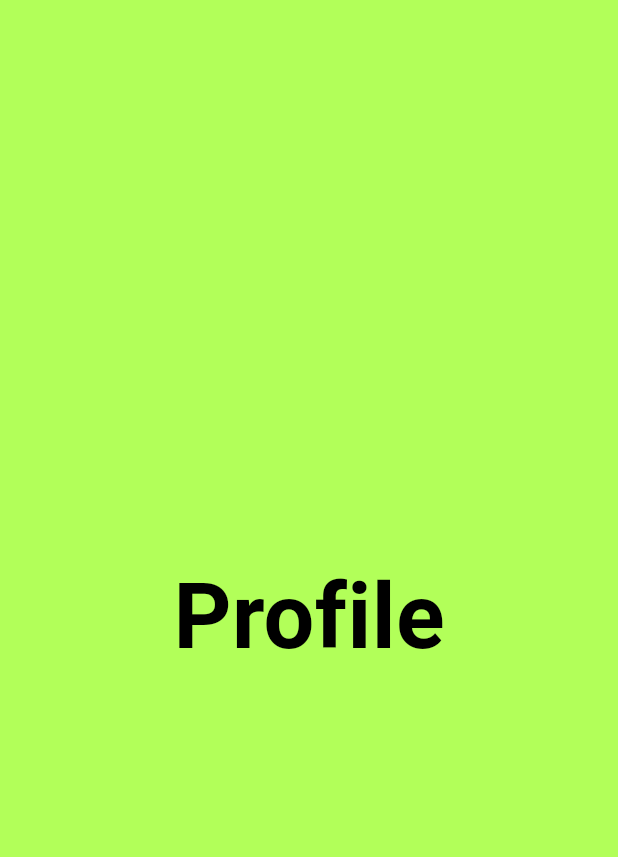
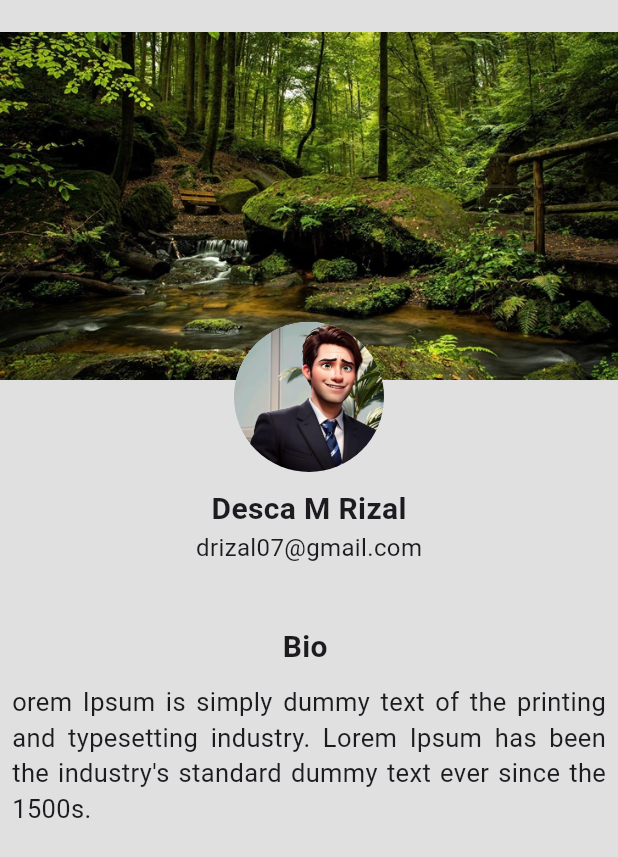
Before and after one commit to DescaMr/tubesmobile-project-baru, a Flutter app: the ProfilePage screen opened directly, on a phone screen of 412 x 824 dp. Shown: the top 857 px of the screen. Run offline on Flutter 3.47's test engine with Material 3 defaults, Android fonts, the phone set to English and light mode, and no system bars; our stand-ins replace animated_splash_screen, curved_navigation_bar, font_awesome_flutter.

Commit message:
add profile page & change drawer list tile

```diff
--- a/lib/components/drawer.dart
+++ b/lib/components/drawer.dart
@@ -35,26 +35,20 @@ class MyDrawer extends StatelessWidget {
 
           // list tile
           ListTile(
-            leading: const Icon(Icons.person, color: Colors.blue,),
-            title: const Text('P R O F I L E', style: TextStyle(color: Colors.blue)),
+            leading: const Icon(Icons.people, color: Colors.blue,),
+            title: const Text('A B O U T  U S', style: TextStyle(color: Colors.blue)),
             onTap: () {
             Navigator.pop(context);
             },
           ),
           ListTile(
-            leading: const Icon(Icons.home, color: Colors.blue,),
-            title: const Text('H O M E', style: TextStyle(color: Colors.blue)),
+            leading: const Icon(Icons.logout_outlined, color: Colors.blue,),
+            title: const Text('L O G  O U T', style: TextStyle(color: Colors.blue)),
             onTap: () {
             Navigator.pop(context);
             },
           ),
-          ListTile(
-            leading: const Icon(Icons.location_on, color: Colors.blue,),
-            title: const Text('L O C A T I O N', style: TextStyle(color: Colors.blue)),
-            onTap: () {
-            Navigator.pop(context);
-            },
-          ),
+
 
         ],
       ),
--- a/lib/pages/profile_page.dart
+++ b/lib/pages/profile_page.dart
@@ -1,20 +1,73 @@
 import 'package:flutter/material.dart';
+import 'package:font_awesome_flutter/font_awesome_flutter.dart';
 
 class ProfilePage extends StatelessWidget {
   const ProfilePage({super.key});
 
   @override
   Widget build(BuildContext context) {
-    return const Scaffold(
-      backgroundColor: Colors.lightGreenAccent,
-      body: Center(
-        child: Text(
-          "Profile",
-          style: TextStyle(
-              fontWeight: FontWeight.bold, fontSize: 60, color: Colors.black),
+    final h = MediaQuery.of(context).size.height;
+    return Scaffold(
+      backgroundColor: Colors.grey[300],
+        body: Column(
+      mainAxisAlignment: MainAxisAlignment.start,
+      crossAxisAlignment: CrossAxisAlignment.start,
+      children: [
+        Stack(
+          clipBehavior: Clip.none,
+          alignment: Alignment.center,
+          children: [
+            Image.asset(
+              "images/back.jpg",
+              height: h / 3,
+            ),
+            const Positioned(
+              bottom: -40,
+              child: CircleAvatar(
+                radius: 50,
+                backgroundImage: AssetImage(
+                    "images/profile.jpg"),
+              ),
+            ),
+          ],
         ),
-      ),
-      // bottomNavigationBar: CurveBar(),
-    );
+        const SizedBox(
+          height: 50,
+        ),
+        const Center(
+          child: Column(
+            children: [
+              Text(
+                "Desca M Rizal",
+                style: TextStyle(fontWeight: FontWeight.bold, fontSize: 20),
+              ),
+              Text(
+                "drizal07@gmail.com",
+                style: TextStyle(fontSize: 16),
+              ),
+            ],
+          ),
+        ),
+        const SizedBox(
+          height: 30,
+        ),
+        const Padding(
+          padding: EdgeInsets.all(10.0),
+          child: Center(
+            child: Text(
+            "Bio ",
+            style: TextStyle(fontWeight: FontWeight.bold, fontSize: 20),
+          ),
+          ),
+        ),
+        const Padding(
+          padding: EdgeInsets.symmetric(horizontal: 8.0),
+          child: Text(
+            "orem Ipsum is simply dummy text of the printing and typesetting industry. Lorem Ipsum has been the industry's standard dummy text ever since the 1500s.",
+            style: TextStyle(fontSize: 17),textAlign: TextAlign.justify,
+          ),
+        )
+      ],
+    ));
   }
 }
--- a/pubspec.yaml
+++ b/pubspec.yaml
@@ -38,6 +38,7 @@ dependencies:
   curved_navigation_bar: ^1.0.3
   animated_splash_screen: ^1.3.0
   flutter_slider_drawer: ^2.1.3
+  font_awesome_flutter: ^10.6.0
 
 dev_dependencies:
   flutter_test:
```
Also changed, not shown: images/karangpotong.jpg (added), pubspec.lock.
